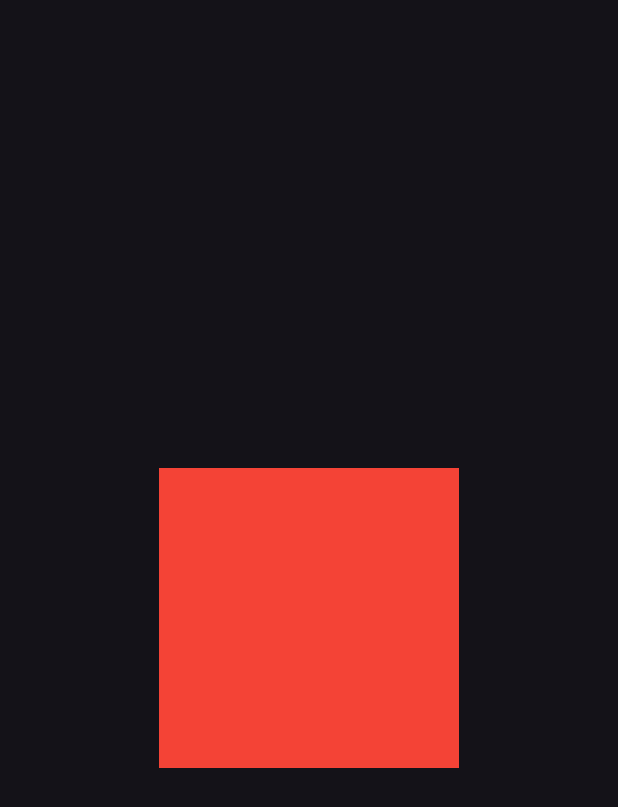
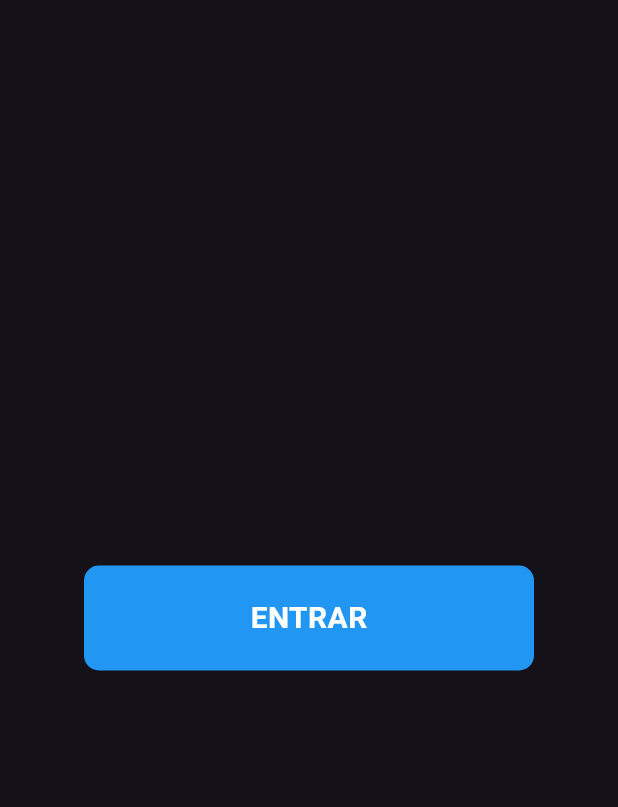
Before and after one commit to mauro-santos/flutterando_masterclass_turma10, a Flutter app: the screen it shows after launch, on a phone screen of 412 x 824 dp. Shown: the top 807 px of the screen. Run offline on Flutter 3.47's test engine with Material 3 defaults, Android fonts, the phone set to English and light mode, and no system bars.

Commit message:
- AnimatedContainer: animações implícitas com isLoading.

```diff
--- a/flutter_playground/lib/implicit_animation_page.dart
+++ b/flutter_playground/lib/implicit_animation_page.dart
@@ -8,9 +8,7 @@ class ImplicitAnimationPage extends StatefulWidget {
 }
 
 class _ImplicitAnimationPageState extends State<ImplicitAnimationPage> {
-  double size = 200.0;
-  Color color = Colors.red;
-  BorderRadius borderRadius = BorderRadius.zero;
+  bool isLoading = false;
 
   @override
   Widget build(BuildContext context) {
@@ -19,22 +17,34 @@ class _ImplicitAnimationPageState extends State<ImplicitAnimationPage> {
         child: GestureDetector(
           onTap: () {
             setState(() {
-              size = size == 200.0 ? 600.0 : 200.0;
-              color = color == Colors.red ? Colors.blue : Colors.red;
-              borderRadius = borderRadius == BorderRadius.zero
-                  ? BorderRadius.circular(300)
-                  : BorderRadius.zero;
+              isLoading = !isLoading;
             });
           },
           child: AnimatedContainer(
-            duration: const Duration(seconds: 1),
-            //color: Colors.red,
-            width: size,
-            height: size,
+            duration: const Duration(milliseconds: 700),
+            curve: Curves.fastOutSlowIn,
+            width: isLoading ? 70.0 : 300.0,
+            height: 70.0,
             decoration: BoxDecoration(
-              color: color,
-              borderRadius: borderRadius,
+              color: Colors.blue,
+              borderRadius: BorderRadius.circular(isLoading ? 35.0 : 10.0),
             ),
+            child: isLoading
+                ? const Center(
+                    child: CircularProgressIndicator(
+                      color: Colors.white,
+                    ),
+                  )
+                : const Center(
+                    child: Text(
+                      'ENTRAR',
+                      style: TextStyle(
+                        color: Colors.white,
+                        fontWeight: FontWeight.bold,
+                        fontSize: 20.0,
+                      ),
+                    ),
+                  ),
           ),
         ),
       ),
```
